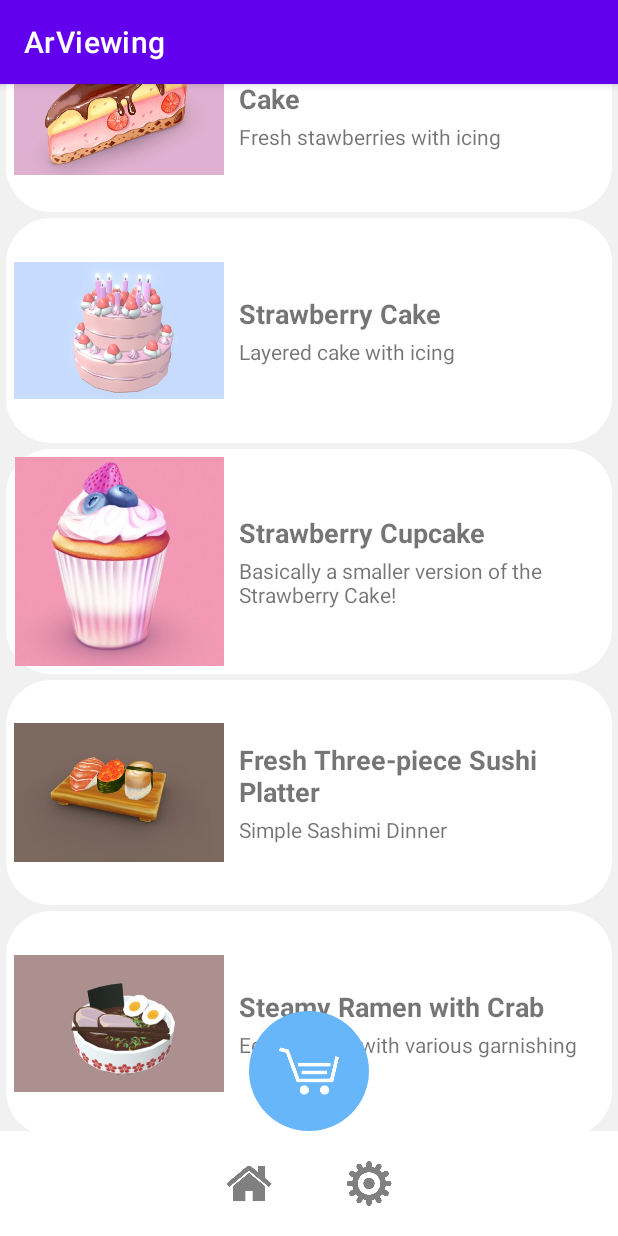
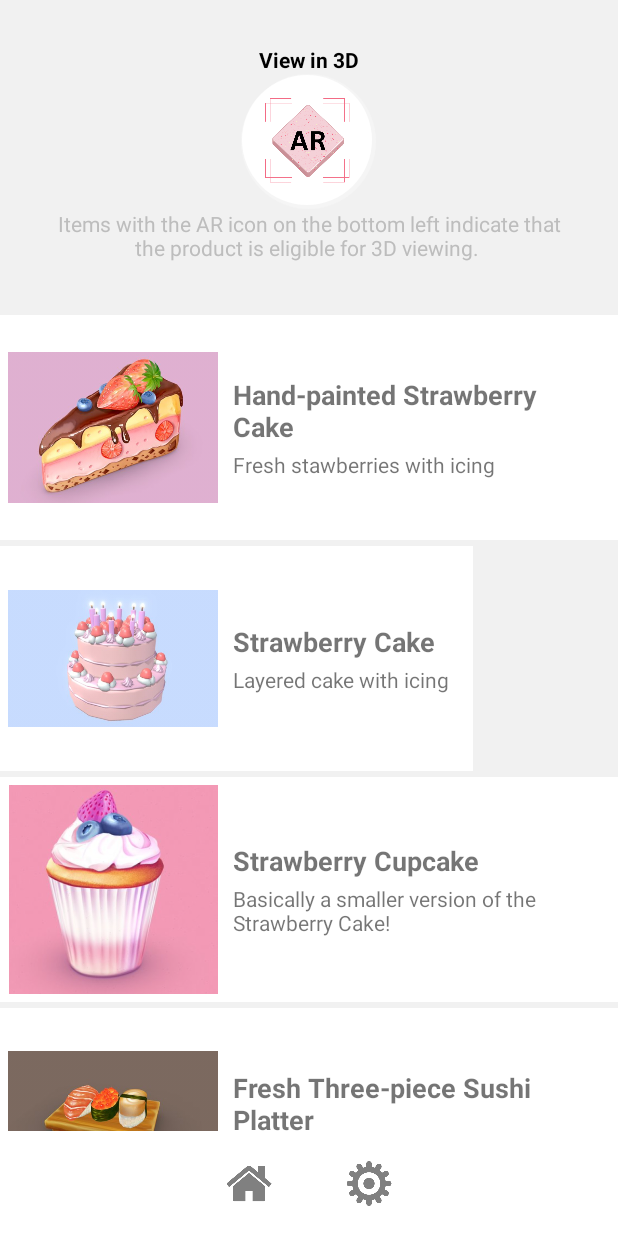
Before and after one commit to lamalice/ar-viewing, an Android app: the screen it shows after launch (MainActivity), on a phone screen of 412 x 824 dp. Run offline under Robolectric (Android 15) with nearby library versions, the light colour scheme and no system bars.

Commit message:
set up onclicklistener for when items are clicked. items are displayed in 3D

```diff
--- a/app/src/main/AndroidManifest.xml
+++ b/app/src/main/AndroidManifest.xml
@@ -14,7 +14,7 @@
         android:icon="@mipmap/ic_launcher"
         android:label="@string/app_name"
         android:supportsRtl="true"
-        android:theme="@style/Theme.ArViewing"
+        android:theme="@style/Theme.MaterialComponents.DayNight.NoActionBar"
         tools:targetApi="31">
         <activity
             android:name=".MainActivity"
@@ -25,6 +25,9 @@
             </intent-filter>
             <meta-data android:name="com.google.ar.core" android:value="required" />
         </activity>
+        <activity
+            android:name=".ProductViewActivity"
+            android:exported="true"/>
     </application>
 
 </manifest>
--- a/app/src/main/java/com/example/arviewing/Constants.kt
+++ b/app/src/main/java/com/example/arviewing/Constants.kt
@@ -6,19 +6,19 @@ object Constants {
         val productList = ArrayList<ProductModel>()
 
 
-        val paintedStawberryCake = ProductModel(
+        val paintedStrawberryCake = ProductModel(
             productName = "Hand-painted Strawberry Cake",
             productDescr = "Fresh stawberries with icing",
             productImage = R.drawable.ic_hand_painted_strawberry,
             productModelUrl = "models/handpainted_watercolor_cake.glb"
         )
-        productList.add(paintedStawberryCake)
+        productList.add(paintedStrawberryCake)
 
         val strawberryCake = ProductModel(
             productName = "Strawberry Cake",
             productDescr = "Layered cake with icing",
             productImage = R.drawable.ic_strawberry_cake,
-            productModelUrl = "models/strawberry_cale.glb"
+            productModelUrl = "models/strawberry_cake.glb"
         )
         productList.add(strawberryCake)
 
--- a/app/src/main/java/com/example/arviewing/MainActivity.kt
+++ b/app/src/main/java/com/example/arviewing/MainActivity.kt
@@ -8,6 +8,10 @@ import androidx.recyclerview.widget.LinearLayoutManager
 
 import com.example.arviewing.databinding.ActivityMainBinding
 
+const val PRODUCT_NAME = "PRODUCT_NAME"
+const val PRODUCT_DESCRIPTION = "PRODUCT_DESCRIPTION"
+const val PRODUCT_GLB_URL = "PRODUCT_GLB_URL"
+const val PRODUCT_IMAGE_URL = "PRODUCT_IMAGE_URL"
 
 class MainActivity : AppCompatActivity() {
 
@@ -22,6 +26,11 @@ class MainActivity : AppCompatActivity() {
         productList = Constants.defaultProductList()
         setupExerciseStatusRecyclerView()
 
+       productViewAdapter?.onItemClick =  {
+            val intent = Intent(this, ProductViewActivity::class.java)
+           intent.putExtra(PRODUCT_GLB_URL, it.getProductModelUrl())
+           startActivity(intent)
+        }
     }
 
     private fun setupExerciseStatusRecyclerView(){
@@ -29,7 +38,9 @@ class MainActivity : AppCompatActivity() {
             LinearLayoutManager(this, LinearLayoutManager.VERTICAL, false)
         productViewAdapter = ProductViewAdapter(productList!!)
         binding.productViewRecycler.adapter = productViewAdapter
+        binding.productViewRecycler.isNestedScrollingEnabled = false;
     }
 
 
+
 }
--- a/app/src/main/java/com/example/arviewing/ProductModel.kt
+++ b/app/src/main/java/com/example/arviewing/ProductModel.kt
@@ -1,4 +1,6 @@
 package com.example.arviewing
+
+import android.os.Parcelable
 
 class ProductModel(
     private var productName: String,
--- a/app/src/main/java/com/example/arviewing/ProductViewActivity.kt
+++ b/app/src/main/java/com/example/arviewing/ProductViewActivity.kt
@@ -1,20 +1,27 @@
 package com.example.arviewing
 
+import android.graphics.Color
+import android.graphics.ColorSpace.Rgb
 import android.os.Bundle
 import androidx.appcompat.app.AppCompatActivity
 import com.example.arviewing.databinding.ActivityMainBinding
 import com.example.arviewing.databinding.ActivityProductViewBinding
+import io.github.sceneview.SceneView
 import io.github.sceneview.ar.ArSceneView
 import io.github.sceneview.ar.arcore.LightEstimationMode
 import io.github.sceneview.ar.node.ArModelNode
 import io.github.sceneview.ar.node.PlacementMode
 import io.github.sceneview.math.Position
+import io.github.sceneview.math.Rotation
+import io.github.sceneview.math.Scale
+import io.github.sceneview.node.ModelNode
+import io.github.sceneview.utils.colorOf
 
 class ProductViewActivity  : AppCompatActivity() {
 
     private lateinit var binding: ActivityProductViewBinding
-    private var arSceneView: ArSceneView? = null
-    private lateinit var modelNode: ArModelNode
+    private var arSceneView: SceneView? = null
+    private lateinit var modelNode: ModelNode
     private var productList: ArrayList<ProductModel>? = null
 
     override fun onCreate(savedInstanceState: Bundle?) {
@@ -22,27 +29,27 @@ class ProductViewActivity  : AppCompatActivity() {
         binding = ActivityProductViewBinding.inflate(layoutInflater)
         setContentView(binding.root)
 
+        val productModel = intent.getStringExtra(PRODUCT_GLB_URL)
+
         productList = Constants.defaultProductList()
-
         arSceneView = binding.arSceneView
 
-        arSceneView = binding.arSceneView.apply {
-            lightEstimationMode = LightEstimationMode.ENVIRONMENTAL_HDR_NO_REFLECTIONS
-        }
+        modelNode = ModelNode(Position(x = 0.0f, y = 0.0f, z = 0.6f),
+            Rotation(y = 90.0f),
+            scale = Scale(0.5f)
+            ).apply {
 
-        modelNode = ArModelNode(PlacementMode.INSTANT).apply {
             loadModelGlbAsync(
-                glbFileLocation = "models/handpainted_watercolor_cake.glb",
-                scaleToUnits = 1f,
-                centerOrigin = Position(-0.5f)
+                glbFileLocation = productModel.toString(),
+                autoAnimate = true,
+                scaleToUnits = .5f,
+                centerOrigin = Position(),
+                onError = { },
+                onLoaded = { }
             )
-            {
-                arSceneView!!.planeRenderer.isVisible = true
-            }
         }
         arSceneView!!.addChild(modelNode)
-        modelNode.anchor()
-        arSceneView!!.planeRenderer.isVisible = false
+        arSceneView!!.backgroundColor = colorOf(235F, 246F, 255F)
 
     }
 }
--- a/app/src/main/java/com/example/arviewing/ProductViewAdapter.kt
+++ b/app/src/main/java/com/example/arviewing/ProductViewAdapter.kt
@@ -1,6 +1,7 @@
 package com.example.arviewing
 
 import android.view.LayoutInflater
+import android.view.View
 import android.view.ViewGroup
 import androidx.core.view.get
 import androidx.recyclerview.widget.RecyclerView
@@ -8,6 +9,8 @@ import com.example.arviewing.databinding.ItemProductCardBinding
 
 class ProductViewAdapter (val products: ArrayList<ProductModel>) :
     RecyclerView.Adapter<ProductViewAdapter.ViewHolder>() {
+
+    var onItemClick: ((ProductModel) -> Unit)? = null
 
     class ViewHolder(binding: ItemProductCardBinding) : RecyclerView.ViewHolder(binding.root) {
         var productViewCard = binding.productViewCard
@@ -31,6 +34,9 @@ class ProductViewAdapter (val products: ArrayList<ProductModel>) :
         holder.productName.text = model.getProductName()
         holder.productDesc.text = model.getProductDesc()
         holder.productImage.setImageResource(model.getProductImage())
-        //holder.productImage.setImageResource(model.getProductImage())
+
+        holder.productViewCard.setOnClickListener {
+            onItemClick?.invoke(model)
+        }
     }
 }
--- a/app/src/main/res/drawable/circular_cart_icon.xml
+++ b/app/src/main/res/drawable/circular_cart_icon.xml
@@ -1,6 +1,20 @@
 <?xml version="1.0" encoding="utf-8"?>
-<shape xmlns:android="http://schemas.android.com/apk/res/android"
-    android:shape="oval">
-    <solid android:color="#68B6FA"/>
-    <corners android:radius="30dp" />
-</shape>
+<layer-list xmlns:android="http://schemas.android.com/apk/res/android">
+    <item>
+        <shape android:shape="oval">
+            <solid android:color="#F5F5F5"/>
+            <corners android:radius="2dp" />
+        </shape>
+    </item>
+
+    <item
+        android:left="1dp"
+        android:right="3dp"
+        android:top="1dp"
+        android:bottom="3dp">
+        <shape android:shape="oval">
+            <solid android:color="@android:color/white"/>
+            <corners android:radius="2dp" />
+        </shape>
+    </item>
+</layer-list>
--- a/app/src/main/res/layout/activity_main.xml
+++ b/app/src/main/res/layout/activity_main.xml
@@ -7,46 +7,68 @@
     android:background="#F1F1F1"
     tools:context=".MainActivity">
 
-    <TextView
-        android:id="@+id/welcomeMessage"
+    <LinearLayout
+        android:id="@+id/topCardIntro"
         android:layout_width="match_parent"
         android:layout_height="wrap_content"
+        android:padding="30dp"
         app:layout_constraintTop_toTopOf="parent"
         app:layout_constraintStart_toStartOf="parent"
         app:layout_constraintEnd_toEndOf="parent"
-        tools:text="testing"
-        />
+        android:orientation="vertical">
+
+        <TextView
+            android:id="@+id/welcomeMessage"
+            android:layout_width="match_parent"
+            android:layout_height="wrap_content"
+            app:layout_constraintStart_toStartOf="parent"
+            app:layout_constraintEnd_toEndOf="parent"
+            android:gravity="center"
+            android:textStyle="bold"
+            android:text="View in 3D"
+            android:textColor="@color/black"
+            />
+
+        <LinearLayout
+            android:id="@+id/cartButton"
+            android:layout_width="90dp"
+            android:layout_height="90dp"
+            android:background="@drawable/circular_cart_icon"
+            android:gravity="center"
+            android:layout_gravity="center"
+            >
+            <ImageView
+                android:layout_width="60dp"
+                android:layout_height="60dp"
+                android:src="@drawable/ic_ar_icon"
+                android:layout_gravity="center"
+                />
+        </LinearLayout>
+
+        <TextView
+            android:id="@+id/topTextDescription"
+            android:layout_width="match_parent"
+            android:layout_height="wrap_content"
+            app:layout_constraintStart_toStartOf="parent"
+            app:layout_constraintEnd_toEndOf="parent"
+            android:gravity="center"
+            android:text="Items with the AR icon on the bottom left indicate that the product is eligible for 3D viewing. "
+            android:textColor="#BDBDBD"
+            />
+    </LinearLayout>
 
     <androidx.recyclerview.widget.RecyclerView
         android:id="@+id/productViewRecycler"
         android:layout_width="wrap_content"
         android:layout_height="wrap_content"
-        android:layout_margin="5dp"
+        android:paddingBottom="270dp"
+        android:layout_marginTop="5dp"
+        android:layout_marginBottom="5dp"
         app:layoutManager="LinearLayoutManager"
-        android:scrollbars="vertical"
         app:layout_constraintStart_toStartOf="parent"
         app:layout_constraintEnd_toEndOf="parent"
-        app:layout_constraintTop_toBottomOf="@id/welcomeMessage"
-        app:layout_constraintBottom_toTopOf="@id/cartButton"
+        app:layout_constraintTop_toBottomOf="@id/topCardIntro"
         />
-
-    <LinearLayout
-        android:id="@+id/cartButton"
-        android:layout_width="80dp"
-        android:layout_height="80dp"
-        android:background="@drawable/circular_cart_icon"
-        app:layout_constraintBottom_toTopOf="@id/bottomNavigation"
-        app:layout_constraintStart_toStartOf="parent"
-        app:layout_constraintEnd_toEndOf="parent"
-        android:gravity="center"
-        >
-        <ImageView
-            android:layout_width="40dp"
-            android:layout_height="40dp"
-            android:src="@drawable/ic_cart"
-            />
-    </LinearLayout>
-
 
     <LinearLayout
         android:id="@+id/bottomNavigation"
--- a/app/src/main/res/layout/activity_product_view.xml
+++ b/app/src/main/res/layout/activity_product_view.xml
@@ -5,9 +5,10 @@
     android:layout_height="match_parent"
     tools:context=".ProductViewActivity">
 
-    <io.github.sceneview.ar.ArSceneView
+    <io.github.sceneview.SceneView
         android:id="@+id/arSceneView"
         android:layout_width="match_parent"
-        android:layout_height="match_parent" />
+        android:layout_height="match_parent"
+        />
 
 </FrameLayout>
--- a/app/src/main/res/layout/item_product_card.xml
+++ b/app/src/main/res/layout/item_product_card.xml
@@ -3,11 +3,9 @@
     android:id="@+id/productViewCard"
     android:layout_width="match_parent"
     android:layout_height="150dp"
-    android:background="@drawable/layout_card"
     android:orientation="horizontal"
+    android:background="@color/white"
     android:padding="5dp"
-    android:layout_marginStart="4dp"
-    android:layout_marginEnd="4dp"
     android:layout_marginBottom="4dp"
     >
 
@@ -35,7 +33,6 @@
             android:paddingBottom="3dp"
             android:text="Hand-Painted Strawberry Cake"
             android:gravity="left"
-
             />
 
         <TextView
```
Also changed, not shown: app/src/main/res/drawable/ic_ar_icon.png (added), app/src/main/res/drawable/ic_navi_btn.png (added).
